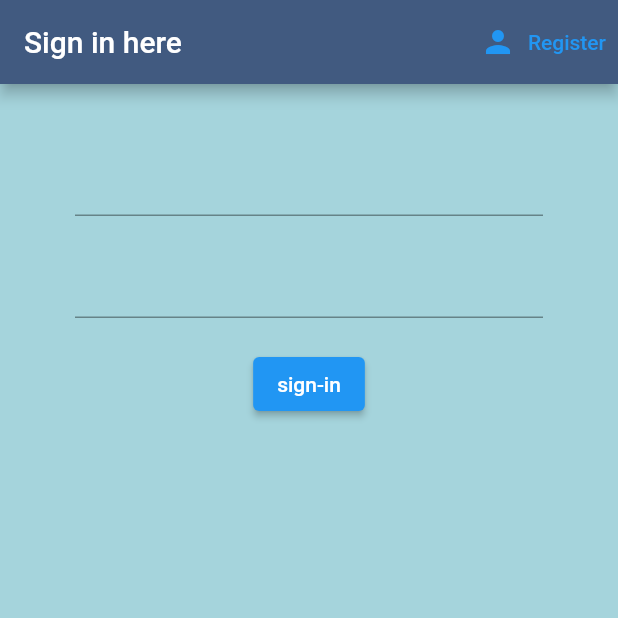
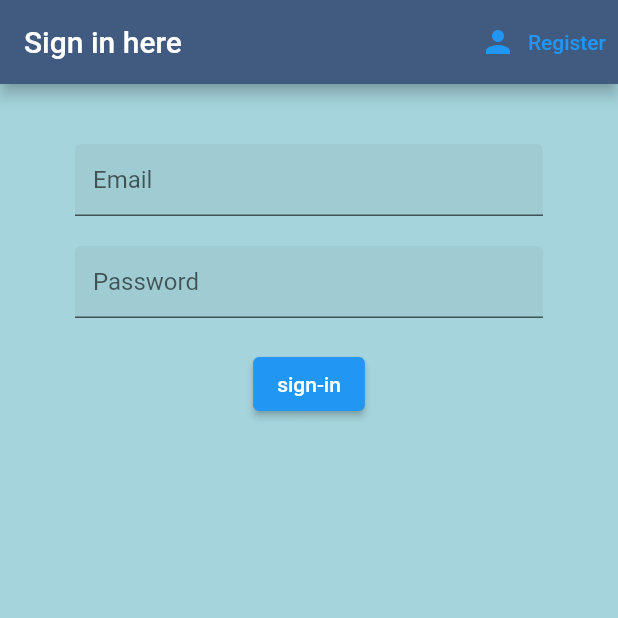
Before and after one commit to funccFORCE/App_UI, a Flutter app: the screen it shows after launch, on a phone screen of 412 x 824 dp, the top half of it. Run offline on Flutter 3.47's test engine with Material 2 defaults, Android fonts, the phone set to English and light mode, and no system bars; our stand-ins replace firebase_auth, firebase_core; accounts and stored records are empty.

Commit message:
initial UI completed

```diff
--- /dev/null
+++ b/lib/constant.dart
@@ -0,0 +1,6 @@
+import 'package:flutter/material.dart';
+
+const textInputDecoration = InputDecoration(
+  //fillColor: Colors.white,
+  filled: true,
+);
--- a/lib/register.dart
+++ b/lib/register.dart
@@ -1,4 +1,5 @@
 import 'package:data/auth.dart';
+import 'package:data/constant.dart';
 import 'package:flutter/material.dart';
 
 
@@ -44,8 +45,10 @@ class _RegisterState extends State<Register> {
             key: _formKey,
             child: Column(
               children: <Widget>[
+
                 SizedBox(height: 20.0),
                 TextFormField(
+                  decoration: textInputDecoration.copyWith(hintText: 'Email'),
                   validator: (val) => val.isEmpty ? 'Enter an email' : null,
                     onChanged: (val) {
                       setState(() {
@@ -53,14 +56,17 @@ class _RegisterState extends State<Register> {
                       });
                     }
                 ),
+
                 SizedBox(height: 20.0),
                 TextFormField(
+                    decoration: textInputDecoration.copyWith(hintText: 'Password'),
                     validator: (val) => val.length < 6 ? 'Password should have atleast 6 characters' : null,
                     obscureText: true,
                     onChanged: (val) {
                       password = val;
                     }
                 ),
+
                 SizedBox(height: 20.0),
                 ElevatedButton(
                     child: Text(
@@ -78,6 +84,7 @@ class _RegisterState extends State<Register> {
                      }
                     }
                 ),
+
                 SizedBox(height: 12.0),
                 Text (
                   error,
--- a/lib/sign_in.dart
+++ b/lib/sign_in.dart
@@ -1,4 +1,5 @@
 import 'package:data/auth.dart';
+import 'package:data/constant.dart';
 import 'package:flutter/material.dart';
 
 
@@ -44,8 +45,10 @@ class _SignInState extends State<SignIn> {
           key: _formKey,
           child: Column(
             children: <Widget>[
+
               SizedBox(height: 20.0),
               TextFormField(
+                  decoration: textInputDecoration.copyWith(hintText: 'Email'),
                   validator: (val) => val.isEmpty ? 'Enter an email' : null,
                 onChanged: (val) {
                   setState(() {
@@ -53,14 +56,17 @@ class _SignInState extends State<SignIn> {
                   });
                 }
                 ),
+
               SizedBox(height: 20.0),
               TextFormField(
+                  decoration: textInputDecoration.copyWith(hintText: 'Password'),
                   validator: (val) => val.length < 6 ? 'Password should have atleast 6 characters' : null,
                 obscureText: true,
                   onChanged: (val) {
                     password = val;
                   }
               ),
+
               SizedBox(height: 20.0),
               ElevatedButton(
                 child: Text(
@@ -79,6 +85,7 @@ class _SignInState extends State<SignIn> {
                   }
                 }
               ),
+
               SizedBox(height: 12.0),
               Text (
                 error,
```
